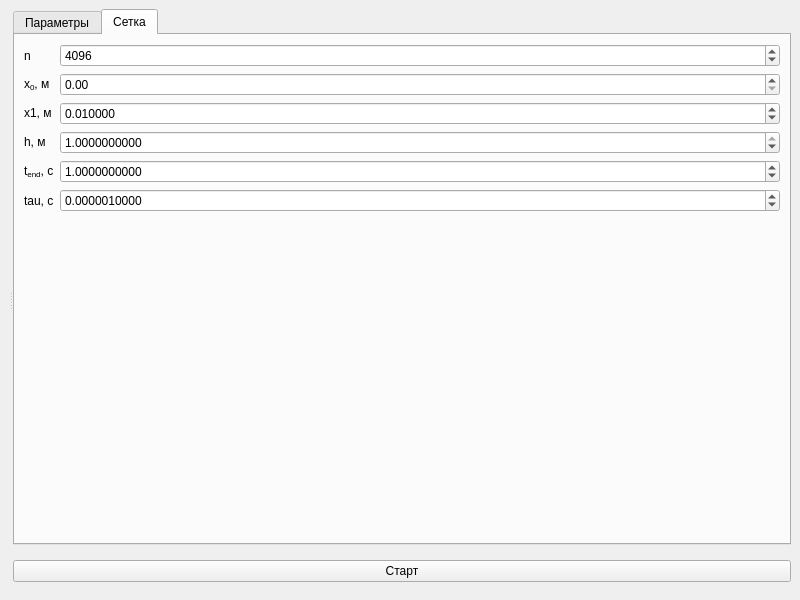
Old version of the form GUI/burn_problem.ui in the repository gnwgnw/BurnProblem.
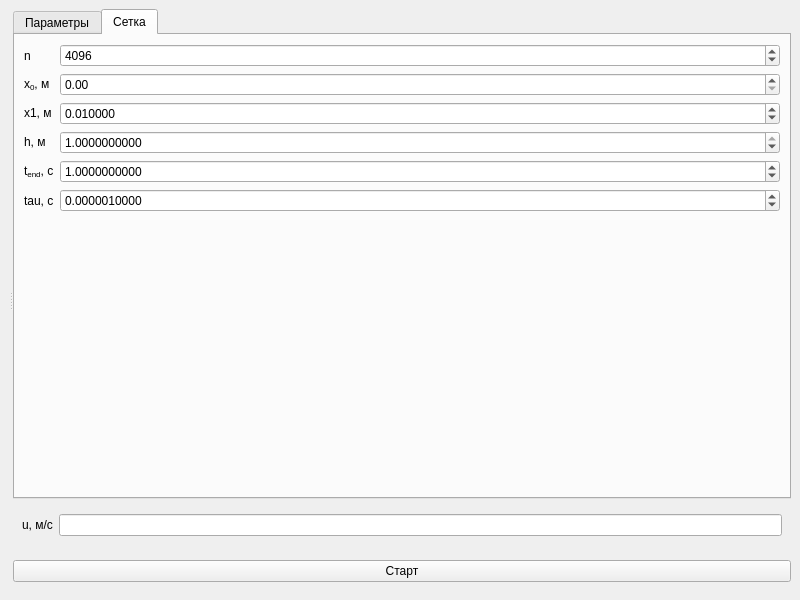
New version of the form.

Commit message: Added info window

What changed in the file:
```diff
--- a/GUI/burn_problem.ui
+++ b/GUI/burn_problem.ui
@@ -447,6 +447,22 @@
           </widget>
          </widget>
         </item>
+        <item>
+         <widget class="QWidget" name="info_widget" native="true">
+          <layout class="QGridLayout" name="info_layout">
+           <item row="0" column="0">
+            <widget class="QLabel" name="label_3">
+             <property name="text">
+              <string>u, м/с</string>
+             </property>
+            </widget>
+           </item>
+           <item row="0" column="1">
+            <widget class="QLineEdit" name="lineEdit_u"/>
+           </item>
+          </layout>
+         </widget>
+        </item>
         <item>
          <widget class="QWidget" name="buttons_widget" native="true">
           <layout class="QGridLayout" name="buttons_layout">
```
The commit also changes 7 other files.
